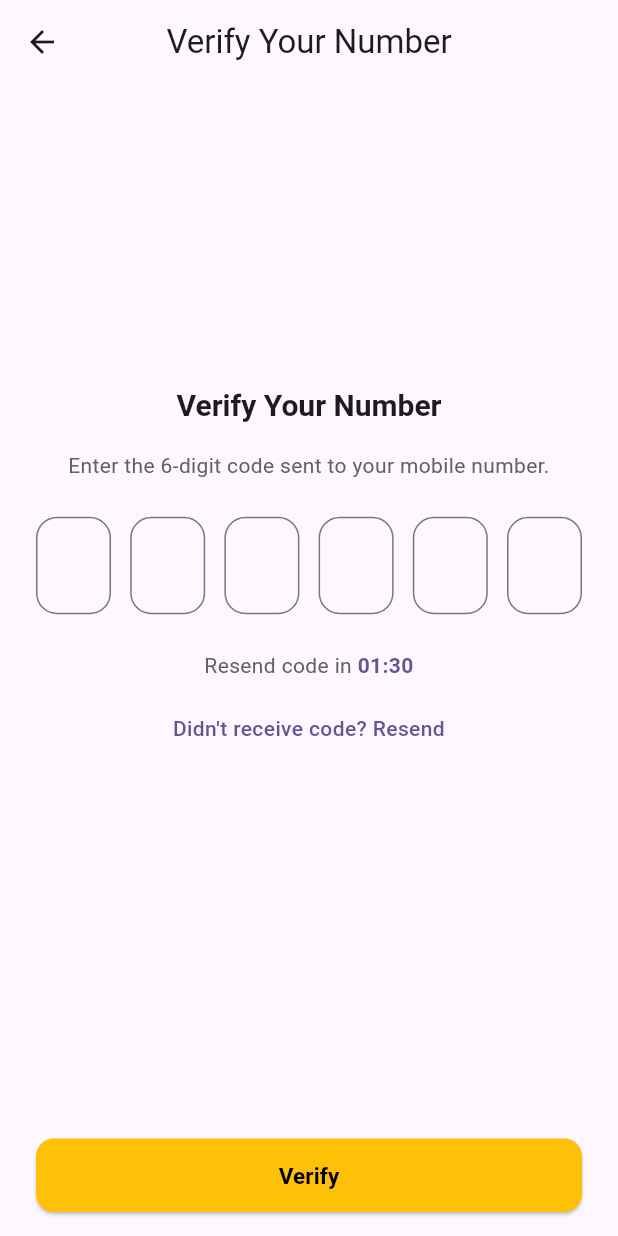
After one commit to surajmore123/kumbha_path, a Flutter app: the screen it shows after launch, after a tap on "Get OTP", on a phone screen of 412 x 824 dp. The commit adds this screen. Run offline on Flutter 3.47's test engine with Material 3 defaults, Android fonts, the phone set to English and light mode, and no system bars.

Commit message:
verify otp screen done

```diff
--- a/lib/src/constant/language_helper.dart
+++ b/lib/src/constant/language_helper.dart
@@ -52,6 +52,33 @@ class LanguageHelper {
         'hi': 'भाषा चुनें',
         'mr': 'भाषा निवडा',
       },
+
+      'verify_your_number': {
+  'en': 'Verify Your Number',
+  'hi': 'अपने नंबर की पुष्टि करें',
+  'mr': 'आपला नंबर सत्यापित करा',
+},
+'otp_verify_message': {
+  'en': 'Enter the 6-digit code sent to your mobile number.',
+  'hi': 'अपने मोबाइल नंबर पर भेजा गया 6 अंकों का कोड दर्ज करें।',
+  'mr': 'तुमच्या मोबाइल क्रमांकावर पाठवलेला ६ अंकी कोड टाका.',
+},
+'verify_button': {
+  'en': 'Verify',
+  'hi': 'पुष्टि करें',
+  'mr': 'सत्यापित करा',
+},
+'resend_in_prefix': {
+  'en': 'Resend code in',
+  'hi': 'कोड पुनः भेजें',
+  'mr': 'कोड पुन्हा पाठवा',
+},
+'didnt_receive_resend': {
+  'en': "Didn't receive code? Resend",
+  'hi': 'कोड नहीं मिला? फिर से भेजें',
+  'mr': 'कोड मिळाला नाही? पुन्हा पाठवा',
+},
+
     };
 
     final lang = currentLang.value;
@@ -129,7 +156,7 @@ class LanguageIconButton extends StatelessWidget {
     return IconButton(
       onPressed: () => showLanguageSelectorBottomSheet(context),
       icon: Image.asset(
-        'assets/icons/internet.png', // your language/internet icon
+        'assets/icons/internet.png',
         height: 24,
         width: 24,
       ),
--- /dev/null
+++ b/lib/src/modules/dashboard/dashboard.dart
@@ -0,0 +1,14 @@
+import 'package:flutter/widgets.dart';
+import 'package:kumbha_path/main_layout.dart';
+
+class Dashboard extends StatelessWidget{
+  const Dashboard({super.key});
+
+  @override
+  Widget build(BuildContext context){
+    return MainLayout(showDefaultBottom: true,
+    showCurvedAppBar: true,
+    body: Center(child: Text('Dashboard')),
+    );
+  }
+}
--- a/lib/src/modules/login_screen/login_screen.dart
+++ b/lib/src/modules/login_screen/login_screen.dart
@@ -3,6 +3,7 @@ import 'package:flutter/material.dart';
 import 'package:kumbha_path/main_layout.dart';
 import 'package:kumbha_path/src/constant/app_responsive.dart';
 import 'package:kumbha_path/src/constant/language_helper.dart';
+import 'package:kumbha_path/src/modules/login_screen/otp_verify_screen.dart';
 
 class LoginScreen extends StatefulWidget {
   const LoginScreen({super.key});
@@ -145,7 +146,9 @@ class _LoginScreenState extends State<LoginScreen> {
                           borderRadius: BorderRadius.circular(12),
                         ),
                       ),
-                      onPressed: () {},
+                      onPressed: () {
+                        Navigator.push(context, MaterialPageRoute(builder: (context)=>OtpVerifyScreen() ));
+                      },
                       child: Text(
                         LanguageHelper.t('get_otp'),
                         style: TextStyle(
--- /dev/null
+++ b/lib/src/modules/login_screen/otp_verify_screen.dart
@@ -0,0 +1,225 @@
+import 'package:flutter/material.dart';
+import 'package:kumbha_path/src/constant/app_responsive.dart';
+import 'package:kumbha_path/src/constant/language_helper.dart';
+import 'package:kumbha_path/src/modules/dashboard/dashboard.dart';
+
+class OtpVerifyScreen extends StatefulWidget {
+  const OtpVerifyScreen({super.key});
+
+  @override
+  State<OtpVerifyScreen> createState() => _OtpVerifyScreenState();
+}
+
+class _OtpVerifyScreenState extends State<OtpVerifyScreen> {
+  final List<TextEditingController> _otpControllers = List.generate(
+    6,
+    (_) => TextEditingController(),
+  );
+
+  @override
+  void dispose() {
+    for (final c in _otpControllers) {
+      c.dispose();
+    }
+    super.dispose();
+  }
+
+  @override
+  Widget build(BuildContext context) {
+    final isMobile = context.isMobile;
+    final isTablet = context.isTablet;
+    final isDesktop = context.isDesktop;
+
+    return Scaffold(
+      appBar: AppBar(
+        centerTitle: true,
+        title: Text(LanguageHelper.t('verify_your_number')),
+      ),
+
+      bottomNavigationBar: Padding(
+        padding: EdgeInsets.fromLTRB(24, 8, 24, isMobile ? 16 : 24),
+        child: SizedBox(
+          width: double.infinity,
+          child: ElevatedButton(
+            style: ElevatedButton.styleFrom(
+              backgroundColor: Colors.amber,
+              foregroundColor: Colors.black,
+              padding: EdgeInsets.symmetric(vertical: isMobile ? 14 : 16),
+              shape: RoundedRectangleBorder(
+                borderRadius: BorderRadius.circular(12),
+              ),
+            ),
+            onPressed: () {
+              Navigator.push(context, MaterialPageRoute(builder: (context)=>Dashboard()));
+            },
+            child: Text(
+              LanguageHelper.t('verify_button'),
+              style: TextStyle(
+                fontSize: isMobile ? 15 : 16,
+                fontWeight: FontWeight.w600,
+              ),
+            ),
+          ),
+        ),
+      ),
+
+      body: ValueListenableBuilder<String>(
+        valueListenable: LanguageHelper.currentLang,
+        builder: (context, lang, _) {
+          final titleStyle = Theme.of(
+            context,
+          ).textTheme.headlineSmall?.copyWith(
+            fontWeight: FontWeight.w600,
+            fontSize:
+                isMobile
+                    ? 20
+                    : isTablet
+                    ? 26
+                    : 30,
+          );
+
+          final subtitleStyle = Theme.of(context).textTheme.bodyMedium
+              ?.copyWith(fontSize: isMobile ? 14 : 16, color: Colors.grey[700]);
+
+          return Center(
+            child: SingleChildScrollView(
+              padding: EdgeInsets.symmetric(
+                horizontal:
+                    isMobile
+                        ? 24
+                        : isTablet
+                        ? 40
+                        : 56,
+                vertical: isMobile ? 16 : 24,
+              ),
+              child: ConstrainedBox(
+                constraints: BoxConstraints(maxWidth: isDesktop ? 420 : 500),
+                child: Column(
+                  mainAxisSize: MainAxisSize.min,
+                  crossAxisAlignment: CrossAxisAlignment.center,
+                  children: [
+                    Text(
+                      LanguageHelper.t('verify_your_number'),
+                      style: titleStyle,
+                      textAlign: TextAlign.center,
+                    ),
+
+                    const SizedBox(height: 16),
+
+                    Text(
+                      LanguageHelper.t('otp_verify_message'),
+                      style: subtitleStyle,
+                      textAlign: TextAlign.center,
+                    ),
+
+                    const SizedBox(height: 24),
+
+                    Row(
+                      mainAxisAlignment: MainAxisAlignment.spaceBetween,
+                      children: List.generate(
+                        6,
+                        (index) => _buildOtpBox(
+                          context,
+                          controller: _otpControllers[index],
+                          isMobile: isMobile,
+                          isLast: index == 5,
+                        ),
+                      ),
+                    ),
+
+                    const SizedBox(height: 24),
+
+                    RichText(
+                      textAlign: TextAlign.center,
+                      text: TextSpan(
+                        style: subtitleStyle,
+                        children: [
+                          TextSpan(
+                            text: LanguageHelper.t('resend_in_prefix') + ' ',
+                          ),
+                          TextSpan(
+                            text: '01:30',
+                            style: subtitleStyle?.copyWith(
+                              color: Theme.of(context).colorScheme.primary,
+                              fontWeight: FontWeight.w600,
+                            ),
+                          ),
+                        ],
+                      ),
+                    ),
+
+                    const SizedBox(height: 8),
+
+                    TextButton(
+                      onPressed: () {},
+                      child: Text(
+                        LanguageHelper.t('didnt_receive_resend'),
+                        style: subtitleStyle?.copyWith(
+                          color: Theme.of(context).colorScheme.primary,
+                          fontWeight: FontWeight.w500,
+                        ),
+                        textAlign: TextAlign.center,
+                      ),
+                    ),
+
+                    const SizedBox(height: 40),
+                  ],
+                ),
+              ),
+            ),
+          );
+        },
+      ),
+    );
+  }
+
+  Widget _buildOtpBox(
+    BuildContext context, {
+    required TextEditingController controller,
+    required bool isMobile,
+    required bool isLast,
+  }) {
+    final double boxWidth = isMobile ? 50 : 55;
+    final double boxHeight = isMobile ? 65 : 70;
+
+    return SizedBox(
+      width: boxWidth,
+      height: boxHeight,
+      child: TextField(
+        controller: controller,
+        keyboardType: TextInputType.number,
+        textAlign: TextAlign.center,
+        maxLength: 1,
+        style: TextStyle(
+          fontSize: isMobile ? 24 : 26,
+          fontWeight: FontWeight.bold,
+        ),
+        decoration: InputDecoration(
+          counterText: '',
+          isDense: false,
+          contentPadding: const EdgeInsets.symmetric(vertical: 18),
+
+          border: OutlineInputBorder(
+            borderRadius: BorderRadius.circular(14),
+            borderSide: BorderSide(width: 1.2),
+          ),
+          focusedBorder: OutlineInputBorder(
+            borderRadius: BorderRadius.circular(14),
+            borderSide: BorderSide(
+              color: Theme.of(context).colorScheme.primary,
+              width: 1.8,
+            ),
+          ),
+        ),
+
+        onChanged: (value) {
+          if (value.length == 1 && !isLast) {
+            FocusScope.of(context).nextFocus();
+          } else if (value.isEmpty) {
+            FocusScope.of(context).previousFocus();
+          }
+        },
+      ),
+    );
+  }
+}
```
